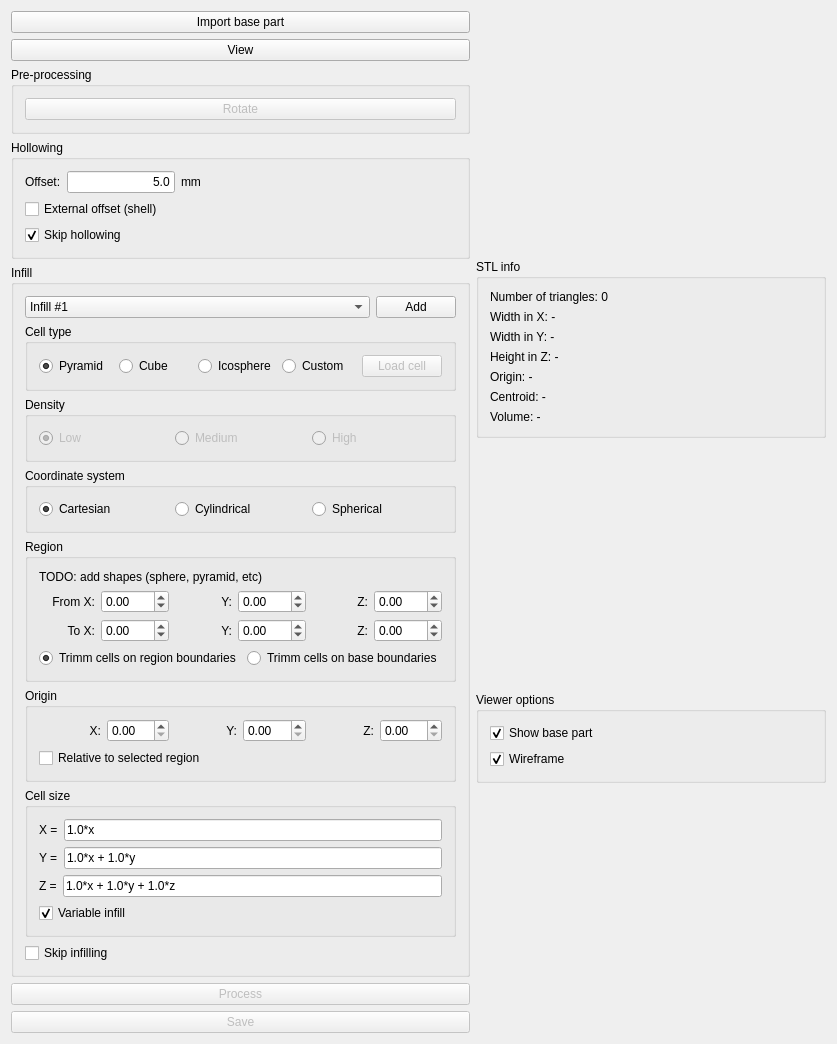
kgmostafa/1, file mainwindow.ui: the form before one commit.
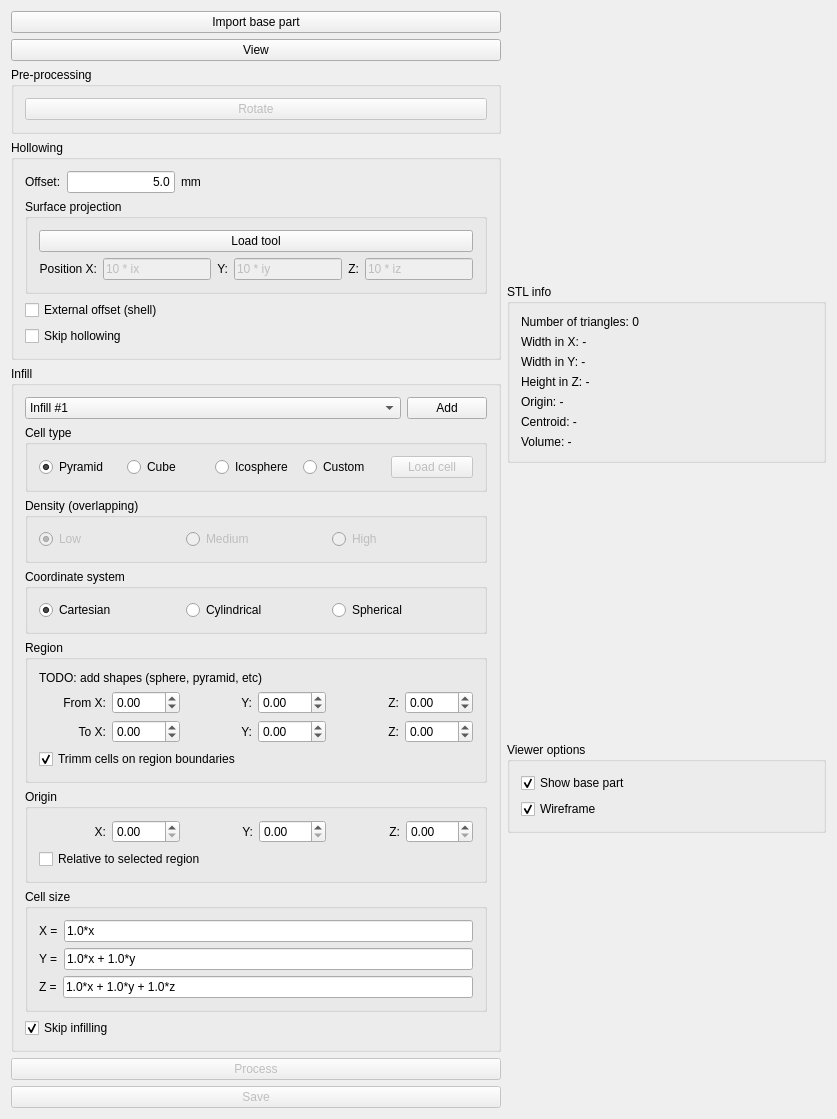
The form after the commit.

Commit message: Implemented projection of a tool part over the shell.

```diff
--- a/mainwindow.ui
+++ b/mainwindow.ui
@@ -114,6 +114,122 @@
            </item>
           </layout>
          </item>
+         <item>
+          <widget class="QGroupBox" name="groupBox_surfaceProjection">
+           <property name="title">
+            <string>Surface projection</string>
+           </property>
+           <layout class="QVBoxLayout" name="verticalLayout_10">
+            <item>
+             <widget class="QPushButton" name="pushButton_surfaceProjection_loadTool">
+              <property name="text">
+               <string>Load tool</string>
+              </property>
+             </widget>
+            </item>
+            <item>
+             <layout class="QHBoxLayout" name="horizontalLayout_sufaceProjection_pos">
+              <item>
+               <widget class="QLabel" name="label_surfaceProjection_posX">
+                <property name="text">
+                 <string>Position X:</string>
+                </property>
+                <property name="alignment">
+                 <set>Qt::AlignRight|Qt::AlignTrailing|Qt::AlignVCenter</set>
+                </property>
+               </widget>
+              </item>
+              <item>
+               <widget class="QLineEdit" name="lineEdit_surfaceProjection_posX">
+                <property name="enabled">
+                 <bool>false</bool>
+                </property>
+                <property name="sizePolicy">
+                 <sizepolicy hsizetype="Fixed" vsizetype="Fixed">
+                  <horstretch>0</horstretch>
+                  <verstretch>0</verstretch>
+                 </sizepolicy>
+                </property>
+                <property name="minimumSize">
+                 <size>
+                  <width>0</width>
+                  <height>0</height>
+                 </size>
+                </property>
+                <property name="text">
+                 <string>10 * ix</string>
+                </property>
+               </widget>
+              </item>
+              <item>
+               <widget class="QLabel" name="label_surfaceProjection_posY">
+                <property name="sizePolicy">
+                 <sizepolicy hsizetype="Fixed" vsizetype="Preferred">
+                  <horstretch>0</horstretch>
+                  <verstretch>0</verstretch>
+                 </sizepolicy>
+                </property>
+                <property name="text">
+                 <string>Y:</string>
+                </property>
+                <property name="alignment">
+                 <set>Qt::AlignRight|Qt::AlignTrailing|Qt::AlignVCenter</set>
+                </property>
+               </widget>
+              </item>
+              <item>
+               <widget class="QLineEdit" name="lineEdit_surfaceProjection_posY">
+                <property name="enabled">
+                 <bool>false</bool>
+                </property>
+                <property name="sizePolicy">
+                 <sizepolicy hsizetype="Minimum" vsizetype="Fixed">
+                  <horstretch>0</horstretch>
+                  <verstretch>0</verstretch>
+                 </sizepolicy>
+                </property>
+                <property name="text">
+                 <string>10 * iy</string>
+                </property>
+               </widget>
+              </item>
+              <item>
+               <widget class="QLabel" name="label_surfaceProjection_posZ">
+                <property name="sizePolicy">
+                 <sizepolicy hsizetype="Fixed" vsizetype="Preferred">
+                  <horstretch>0</horstretch>
+                  <verstretch>0</verstretch>
+                 </sizepolicy>
+                </property>
+                <property name="text">
+                 <string>Z:</string>
+                </property>
+                <property name="alignment">
+                 <set>Qt::AlignRight|Qt::AlignTrailing|Qt::AlignVCenter</set>
+                </property>
+               </widget>
+              </item>
+              <item>
+               <widget class="QLineEdit" name="lineEdit_surfaceProjection_posZ">
+                <property name="enabled">
+                 <bool>false</bool>
+                </property>
+                <property name="sizePolicy">
+                 <sizepolicy hsizetype="Minimum" vsizetype="Fixed">
+                  <horstretch>0</horstretch>
+                  <verstretch>0</verstretch>
+                 </sizepolicy>
+                </property>
+                <property name="text">
+                 <string>10 * iz</string>
+                </property>
+               </widget>
+              </item>
+             </layout>
+            </item>
+           </layout>
+          </widget>
+         </item>
          <item>
           <widget class="QCheckBox" name="checkBox_shell">
            <property name="text">
@@ -127,7 +243,7 @@
             <string>Skip hollowing</string>
            </property>
            <property name="checked">
-            <bool>true</bool>
+            <bool>false</bool>
            </property>
           </widget>
          </item>
@@ -235,7 +351,7 @@
             <bool>true</bool>
            </property>
            <property name="title">
-            <string>Density</string>
+            <string>Density (overlapping)</string>
            </property>
            <layout class="QVBoxLayout" name="verticalLayout_4">
             <item>
@@ -458,7 +574,7 @@
             <item>
              <layout class="QHBoxLayout" name="horizontalLayout">
               <item>
-               <widget class="QRadioButton" name="radioButton_infill_region_trimmRegion">
+               <widget class="QCheckBox" name="checkBox_infill_region_trimmRegion">
                 <property name="text">
                  <string>Trimm cells on region boundaries</string>
                 </property>
@@ -467,13 +583,6 @@
                 </property>
                </widget>
               </item>
-              <item>
-               <widget class="QRadioButton" name="radioButton_infill_region_trimmBase">
-                <property name="text">
-                 <string>Trimm cells on base boundaries</string>
-                </property>
-               </widget>
-              </item>
              </layout>
             </item>
            </layout>
@@ -646,16 +755,6 @@
               </item>
              </layout>
             </item>
-            <item>
-             <widget class="QCheckBox" name="checkBox_variableInfill">
-              <property name="text">
-               <string>Variable infill</string>
-              </property>
-              <property name="checked">
-               <bool>true</bool>
-              </property>
-             </widget>
-            </item>
            </layout>
           </widget>
          </item>
@@ -665,7 +764,7 @@
             <string>Skip infilling</string>
            </property>
            <property name="checked">
-            <bool>false</bool>
+            <bool>true</bool>
            </property>
           </widget>
          </item>
```
The commit also changes 3 other files.
